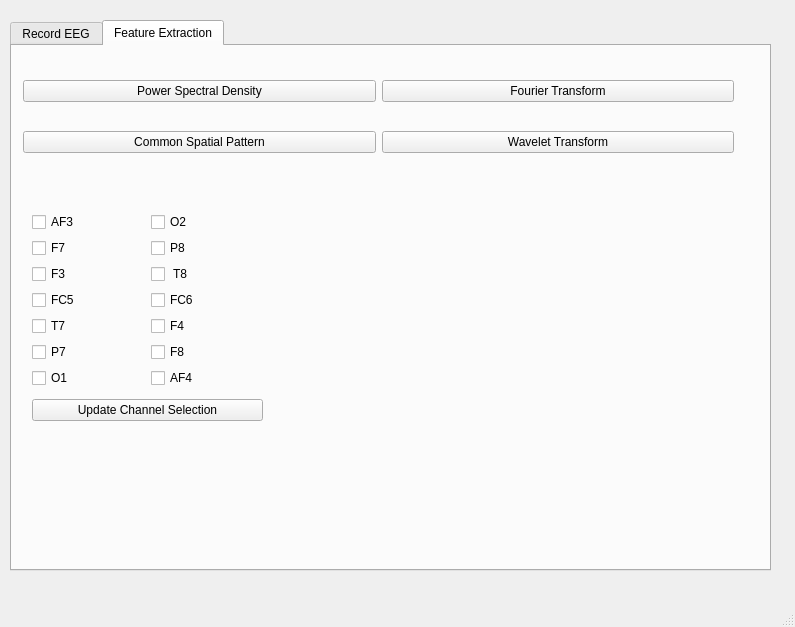
The window that prototype/trial1.ui (SaaamV/professorX) describes before a commit, drawn with Qt 5.
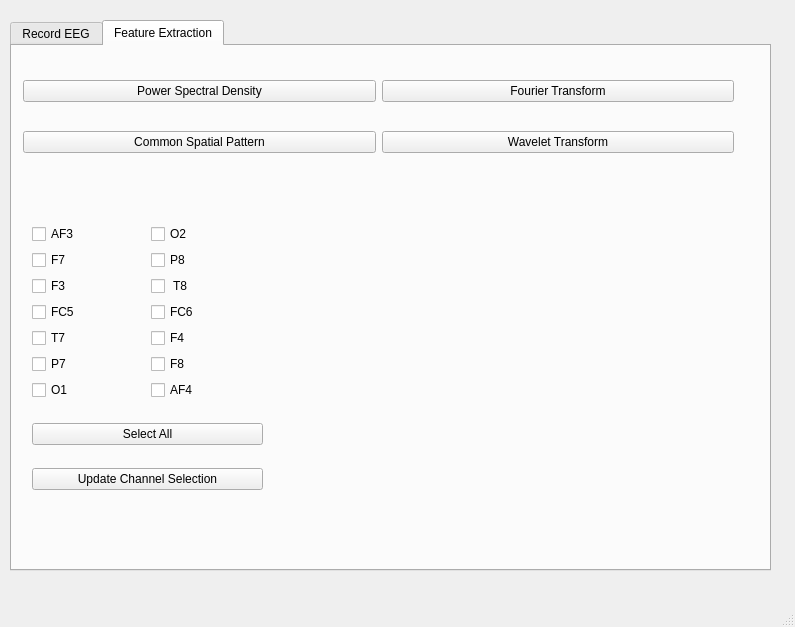
The same window after the commit.

Commit message: added select all button

Patch:
```diff
--- a/prototype/trial1.ui
+++ b/prototype/trial1.ui
@@ -149,7 +149,7 @@
         <x>20</x>
         <y>161</y>
         <width>231</width>
-        <height>221</height>
+        <height>300</height>
        </rect>
       </property>
       <layout class="QVBoxLayout" name="verticalLayout">
@@ -255,6 +255,13 @@
          </item>
         </layout>
        </item>
+       <item>
+        <widget class="QPushButton" name="pushButton_8">
+         <property name="text">
+          <string>Select All</string>
+         </property>
+        </widget>
+       </item>
        <item>
         <widget class="QPushButton" name="pushButton_7">
          <property name="text">
```
The commit also changes 3 other files.
